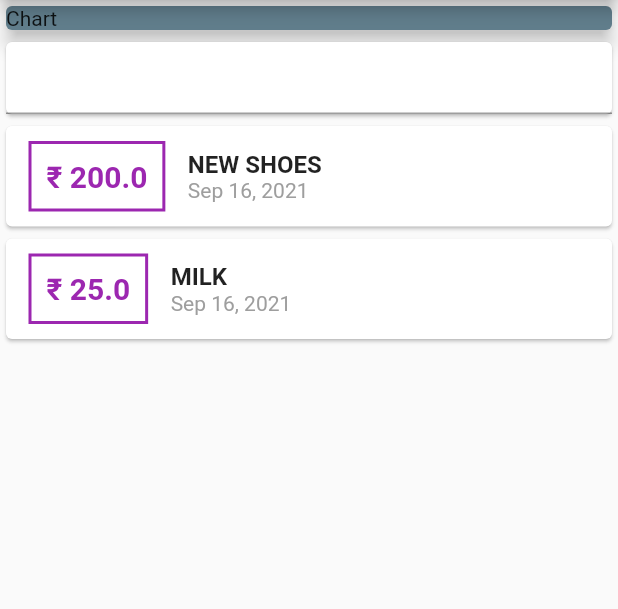
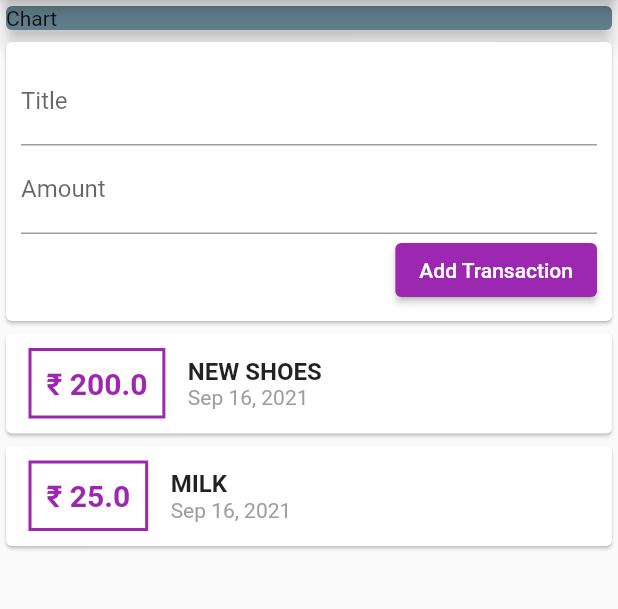
Before and after one commit to kalph1998/expense-tracker_flutter, a Flutter app: the screen it shows after launch, on a phone screen of 412 x 824 dp, the part 84-693 px from its top. Run offline on Flutter 3.47's test engine with Material 2 defaults, Android fonts, the phone set to English and light mode, and no system bars.

Commit message:
added transaction form

```diff
--- a/lib/main.dart
+++ b/lib/main.dart
@@ -42,8 +42,26 @@ class MyHomePage extends StatelessWidget {
               ),
             ),
             Card(
-              child: Column(
-                children: [TextField()],
+              child: Container(
+                padding: const EdgeInsets.all(10),
+                child: Column(
+                  crossAxisAlignment: CrossAxisAlignment.end,
+                  children: [
+                    const TextField(
+                      decoration: InputDecoration(labelText: 'Title'),
+                    ),
+                    const TextField(
+                      decoration: InputDecoration(labelText: 'Amount'),
+                    ),
+                    ElevatedButton(
+                      onPressed: () {},
+                      child: const Text('Add Transaction'),
+                      style: ButtonStyle(
+                          backgroundColor:
+                              MaterialStateProperty.all(Colors.purple)),
+                    )
+                  ],
+                ),
               ),
             ),
             Column(
```
